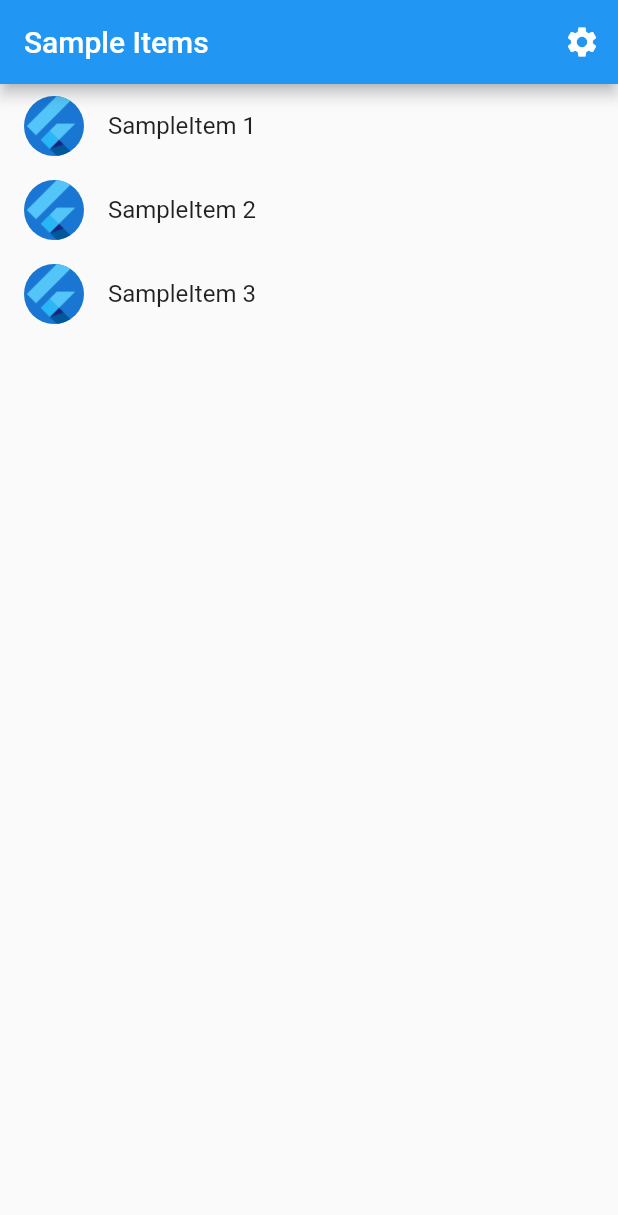
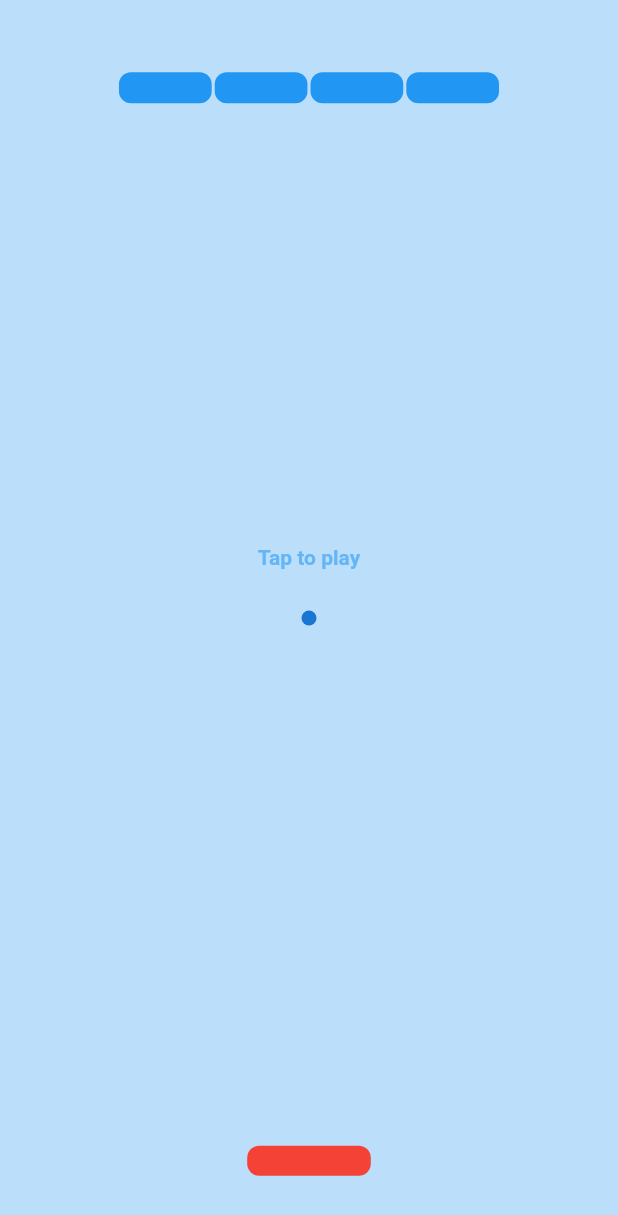
Before and after one commit to Karma-234/brick_breaker, a Flutter app: the screen it shows after launch, on a phone screen of 412 x 824 dp. Shown: the top 1215 px of the screen. Run offline on Flutter 3.47's test engine with Material 2 defaults, Android fonts, the phone set to English and light mode, and no system bars; generated files the repository leaves out were written again.

Commit message:
Copleted phase 1 interaction

```diff
--- a/lib/src/app.dart
+++ b/lib/src/app.dart
@@ -1,3 +1,4 @@
+import 'package:brick_breaker/src/main/game_screen.dart';
 import 'package:flutter/material.dart';
 import 'package:flutter_gen/gen_l10n/app_localizations.dart';
 import 'package:flutter_localizations/flutter_localizations.dart';
@@ -73,7 +74,7 @@ class MyApp extends StatelessWidget {
                     return const SampleItemDetailsView();
                   case SampleItemListView.routeName:
                   default:
-                    return const SampleItemListView();
+                    return const GameView();
                 }
               },
             );
--- /dev/null
+++ b/lib/src/main/brick.dart
@@ -0,0 +1,32 @@
+import 'package:flutter/material.dart';
+
+class MyBrick extends StatelessWidget {
+  final brickX;
+  final brickWidth;
+  final brickHeight;
+  final brickY;
+  const MyBrick(
+      {super.key,
+      this.brickX,
+      this.brickWidth,
+      this.brickY = -0.9,
+      this.isBroken = false,
+      this.brickHeight});
+  final bool isBroken;
+
+  @override
+  Widget build(BuildContext context) {
+    return isBroken
+        ? const SizedBox.shrink()
+        : Align(
+            alignment:
+                Alignment((2 * brickX + brickWidth) / (2 - brickWidth), brickY),
+            child: Container(
+              height: MediaQuery.sizeOf(context).height * brickHeight / 2,
+              width: MediaQuery.sizeOf(context).width * brickWidth / 2,
+              decoration: BoxDecoration(
+                  color: Colors.blue, borderRadius: BorderRadius.circular(8)),
+            ),
+          );
+  }
+}
--- /dev/null
+++ b/lib/src/main/game_screen.dart
@@ -0,0 +1,230 @@
+import 'dart:async';
+
+import 'package:brick_breaker/src/main/brick.dart';
+import 'package:brick_breaker/src/main/info_view.dart';
+import 'package:brick_breaker/src/main/models/brick_model.dart';
+import 'package:brick_breaker/src/main/player.dart';
+import 'package:flutter/material.dart';
+import 'package:flutter/services.dart';
+
+import 'my_ball.dart';
+
+enum BallDirection { up, down, right, left }
+
+class GameView extends StatefulWidget {
+  const GameView({super.key});
+
+  @override
+  State<GameView> createState() => _GameViewState();
+}
+
+class _GameViewState extends State<GameView> {
+  // Ball Position
+  double ballX = 0;
+  double ballY = 0;
+  var ballDirection = BallDirection.down;
+  var ballXDirection = BallDirection.right;
+  // PlayerX Position
+  double playerXXaxis = 0;
+  double playerXYaxis = 0.9;
+  double playerWidth = 0.4;
+  // PlayerY Position
+  double playerYXaxis = 0;
+  double playerYYaxis = 0;
+  // Track game status
+  bool isStarted = false;
+  bool isGameOver = false;
+  //Brick position
+  static double brickX = -1 + wallGap;
+  static double brickY = -0.88;
+  static bool isBrickBroken = false;
+  static double brickWidth = 0.3;
+  static double brickHeight = 0.05;
+  static int noOfBricks = 4;
+  static double gap = 0.01;
+  static double wallGap =
+      0.5 * (2 - noOfBricks * brickWidth - (noOfBricks - 1) * gap);
+  // Game timer
+  Timer? _gameTimer;
+  var myBricks = List.generate(noOfBricks,
+      (i) => MyBrickModel(brickX + i * (brickWidth + gap), brickY, false));
+  var myBricksPositions = List.generate(
+      noOfBricks, (i) => [brickX + i * (brickWidth * gap), brickY, false]);
+
+  void startGame() {
+    if (!isStarted) {
+      setState(() {
+        isStarted = true;
+        isGameOver = false;
+      });
+      _gameTimer = Timer.periodic(const Duration(milliseconds: 10), (timer) {
+        updateDirection();
+        // updateXDirection();
+        moveBall();
+        breakBrick();
+        endGame();
+      });
+    }
+  }
+
+  void endGame() {
+    if (ballY > playerXYaxis) {
+      _gameTimer?.cancel();
+      setState(() {
+        isStarted = false;
+        isGameOver = true;
+        ballY = 0;
+        ballX = 0;
+      });
+      for (var i = 0; i < myBricks.length; i++) {
+        setState(() {
+          myBricks[i].isBroken = false;
+        });
+      }
+    }
+  }
+
+  void moveBall() {
+    if (ballXDirection == BallDirection.right) {
+      ballX += 0.005;
+    } else if (ballXDirection == BallDirection.left) {
+      ballX -= 0.005;
+    }
+    if (ballDirection == BallDirection.down) {
+      ballY += 0.006;
+    } else if (ballDirection == BallDirection.up) {
+      ballY -= 0.006;
+    }
+  }
+
+  void updateDirection() {
+    setState(() {
+      if (ballY >= 0.85 &&
+          ballX >= playerXXaxis - playerWidth &&
+          ballX <= playerXXaxis + playerWidth) {
+        // ballX += playerXXaxis;
+        ballDirection = BallDirection.up;
+      } else if (ballY <= -0.85) {
+        // ballX += brickX;
+        ballDirection = BallDirection.down;
+      }
+      if (ballX >= 1) {
+        ballXDirection = BallDirection.left;
+      } else if (ballX <= -0.9) {
+        ballXDirection = BallDirection.right;
+      }
+    });
+  }
+
+  void breakBrick() {
+    for (var i = 0; i < myBricks.length; i++) {
+      if (ballY <= myBricks[i].yAxis + brickHeight &&
+          ballX >= myBricks[i].xAxis &&
+          ballX <= myBricks[i].xAxis + brickWidth) {
+        setState(() {
+          myBricks[i].isBroken = true;
+          ballDirection = BallDirection.down;
+        });
+      }
+    }
+  }
+
+  @override
+  Widget build(BuildContext context) {
+    return GestureDetector(
+      onTap: startGame,
+      child: Scaffold(
+        backgroundColor: Colors.blue[100],
+        body: Center(
+          child: Stack(
+            children: [
+              InfoView(
+                isStarted: isStarted,
+              ),
+              GameOverPrompt(
+                isGameOver: isGameOver,
+              ),
+              Align(
+                alignment: Alignment(ballX, ballY),
+                child: const MyBall(),
+              ),
+              RawKeyboardListener(
+                focusNode: FocusNode(),
+                onKey: (value) {
+                  if (isStarted) {
+                    if (value.isKeyPressed(LogicalKeyboardKey.arrowLeft)) {
+                      playerXXaxis + playerWidth > -1
+                          ? playerXXaxis -= 0.1
+                          : null;
+                    } else if (value
+                        .isKeyPressed(LogicalKeyboardKey.arrowRight)) {
+                      playerXXaxis < 1 ? playerXXaxis += 0.1 : null;
+                    }
+                  }
+                },
+                child: GestureDetector(
+                  onPanUpdate: (details) {
+                    if (isStarted) {
+                      double x = details.delta.dx;
+                      setState(() {
+                        if (x < 0) {
+                          playerXXaxis + playerWidth > -1
+                              ? playerXXaxis -= 0.02
+                              : null;
+                        } else {
+                          playerXXaxis < 1 ? playerXXaxis += 0.02 : null;
+                        }
+                      });
+                    }
+                  },
+                  child: MyPlayer(
+                    playerX: playerXXaxis,
+                    playerWidth: playerWidth,
+                  ),
+                ),
+              ),
+              ...myBricks
+                  .map((e) => MyBrick(
+                        brickX: e.xAxis,
+                        brickY: e.yAxis,
+                        isBroken: e.isBroken,
+                        brickWidth: brickWidth,
+                        brickHeight: brickHeight,
+                      ))
+                  .toList(),
+              // MyBrick(
+              //   brickX: brickX,
+              //   brickY: brickY,
+              //   brickWidth: brickWidth,
+              //   isBroken: isBrickBroken,
+              // )
+            ],
+          ),
+        ),
+      ),
+    );
+  }
+}
+
+class GameOverPrompt extends StatelessWidget {
+  final bool isGameOver;
+  const GameOverPrompt({
+    super.key,
+    this.isGameOver = false,
+  });
+
+  @override
+  Widget build(BuildContext context) {
+    return !isGameOver
+        ? const SizedBox.shrink()
+        : Align(
+            alignment: const Alignment(0, -0.3),
+            child: Text(
+              'G A M E O V E R!',
+              style: TextStyle(
+                  color: Colors.red[700],
+                  fontSize: 36,
+                  fontWeight: FontWeight.w600),
+            ));
+  }
+}
--- /dev/null
+++ b/lib/src/main/info_view.dart
@@ -0,0 +1,19 @@
+import 'package:flutter/material.dart';
+
+class InfoView extends StatelessWidget {
+  const InfoView({super.key, this.isStarted = false});
+  final bool isStarted;
+  @override
+  Widget build(BuildContext context) {
+    return isStarted
+        ? const SizedBox.shrink()
+        : Align(
+            alignment: const Alignment(0, -0.1),
+            child: Text(
+              'Tap to play',
+              style: TextStyle(
+                  color: Colors.blue[300], fontWeight: FontWeight.w600),
+            ),
+          );
+  }
+}
--- /dev/null
+++ b/lib/src/main/models/brick_model.dart
@@ -0,0 +1,6 @@
+class MyBrickModel {
+  double xAxis;
+  double yAxis;
+  bool isBroken;
+  MyBrickModel(this.xAxis, this.yAxis, this.isBroken);
+}
--- /dev/null
+++ b/lib/src/main/my_ball.dart
@@ -0,0 +1,19 @@
+import 'package:flutter/material.dart';
+
+class MyBall extends StatelessWidget {
+  const MyBall({
+    super.key,
+  });
+
+  @override
+  Widget build(BuildContext context) {
+    return Container(
+      height: 10,
+      width: 10,
+      decoration: BoxDecoration(
+        color: Colors.blue[700],
+        shape: BoxShape.circle,
+      ),
+    );
+  }
+}
--- /dev/null
+++ b/lib/src/main/player.dart
@@ -0,0 +1,20 @@
+import 'package:flutter/material.dart';
+
+class MyPlayer extends StatelessWidget {
+  final playerX;
+  final playerWidth;
+  const MyPlayer({super.key, this.playerX, this.playerWidth});
+
+  @override
+  Widget build(BuildContext context) {
+    return Align(
+      alignment: Alignment(playerX, 0.9),
+      child: Container(
+        height: 20,
+        width: MediaQuery.sizeOf(context).width * playerWidth / 2,
+        decoration: BoxDecoration(
+            color: Colors.red, borderRadius: BorderRadius.circular(8)),
+      ),
+    );
+  }
+}
--- a/lib/src/sample_feature/sample_item_list_view.dart
+++ b/lib/src/sample_feature/sample_item_list_view.dart
@@ -62,8 +62,7 @@ class SampleItemListView extends StatelessWidget {
                   context,
                   SampleItemDetailsView.routeName,
                 );
-            }
-          );
+              });
         },
       ),
     );
```
Lines whose indentation alone changed are shown as unchanged.
